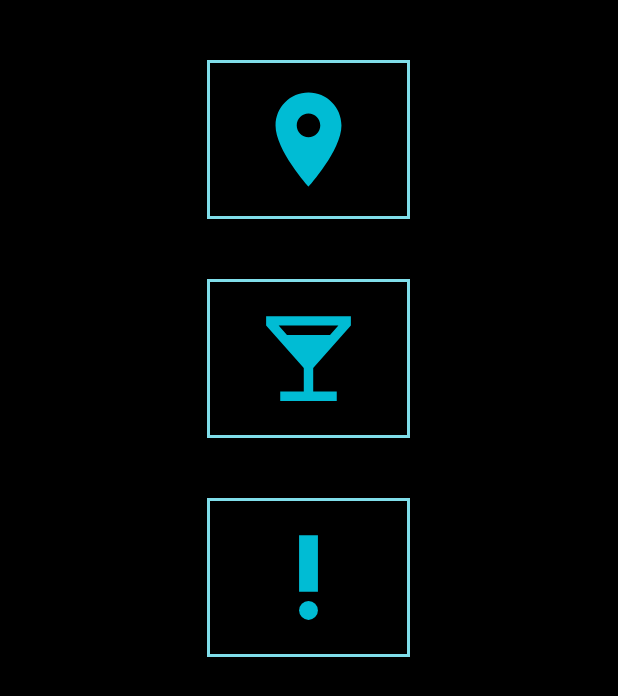
After one commit to isabellagc/compass, an Android app: the layout activity_main_backup1.xml on its own in the app's theme, with its tools: preview values and no code run, on a phone screen of 412 x 824 dp. The commit adds this screen. Shown: the top 696 px of the screen. Run offline under Robolectric (Android 15) with nearby library versions, the phone set to English and light mode, and no system bars.

```diff
--- a/app/build.gradle
+++ b/app/build.gradle
@@ -26,5 +26,6 @@ dependencies {
     })
     compile 'com.android.support:appcompat-v7:26.+'
     compile 'com.android.support.constraint:constraint-layout:1.0.2'
+    compile 'com.github.dmytrodanylyk.shadow-layout:library:1.0.1'
     testCompile 'junit:junit:4.12'
 }
--- /dev/null
+++ b/app/src/main/res/drawable/button_border.xml
@@ -0,0 +1,9 @@
+<?xml version="1.0" encoding="utf-8"?>
+<shape xmlns:android="http://schemas.android.com/apk/res/android"
+    android:shape="rectangle">
+
+    <stroke
+        android:width="2dp"
+        android:color="#80DEEA" />
+
+</shape>
--- /dev/null
+++ b/app/src/main/res/drawable/ic_drink_blue.xml
@@ -0,0 +1,9 @@
+<vector xmlns:android="http://schemas.android.com/apk/res/android"
+    android:width="75dp"
+    android:height="75dp"
+    android:viewportWidth="24.0"
+    android:viewportHeight="24.0">
+    <path
+        android:fillColor="#00BCD4"
+        android:pathData="M21,5V3H3v2l8,9v5H6v2h12v-2h-5v-5l8,-9zM7.43,7L5.66,5h12.69l-1.78,2H7.43z"/>
+</vector>
--- /dev/null
+++ b/app/src/main/res/drawable/ic_location_pin_blue.xml
@@ -0,0 +1,9 @@
+<vector xmlns:android="http://schemas.android.com/apk/res/android"
+    android:width="75dp"
+    android:height="75dp"
+    android:viewportWidth="24.0"
+    android:viewportHeight="24.0">
+    <path
+        android:fillColor="#00BCD4"
+        android:pathData="M12,2C8.13,2 5,5.13 5,9c0,5.25 7,13 7,13s7,-7.75 7,-13c0,-3.87 -3.13,-7 -7,-7zM12,11.5c-1.38,0 -2.5,-1.12 -2.5,-2.5s1.12,-2.5 2.5,-2.5 2.5,1.12 2.5,2.5 -1.12,2.5 -2.5,2.5z"/>
+</vector>
--- /dev/null
+++ b/app/src/main/res/drawable/ic_need_help_blue.xml
@@ -0,0 +1,12 @@
+<vector xmlns:android="http://schemas.android.com/apk/res/android"
+    android:width="75dp"
+    android:height="75dp"
+    android:viewportWidth="24.0"
+    android:viewportHeight="24.0">
+    <path
+        android:fillColor="#00BCD4"
+        android:pathData="M12,19m-2,0a2,2 0,1 1,4 0a2,2 0,1 1,-4 0"/>
+    <path
+        android:fillColor="#00BCD4"
+        android:pathData="M10,3h4v12h-4z"/>
+</vector>
--- /dev/null
+++ b/app/src/main/res/layout/activity_main_backup1.xml
@@ -0,0 +1,56 @@
+<?xml version="1.0" encoding="utf-8"?>
+<RelativeLayout xmlns:android="http://schemas.android.com/apk/res/android"
+    xmlns:app="http://schemas.android.com/apk/res-auto"
+    android:layout_width="match_parent"
+    android:layout_height="match_parent"
+    android:background="#000000"
+    android:orientation="vertical">
+
+    <ImageButton
+        android:id="@+id/imageButton4"
+        android:layout_width="wrap_content"
+        android:layout_height="wrap_content"
+        android:layout_alignParentTop="true"
+        android:layout_centerHorizontal="true"
+        android:layout_marginTop="40dp"
+        android:background="@drawable/button_border"
+        android:paddingBottom="15dp"
+        android:paddingLeft="30dp"
+        android:paddingRight="30dp"
+        android:paddingTop="15dp"
+        app:srcCompat="@drawable/ic_location_pin_blue" />
+
+    <ImageButton
+        android:id="@+id/imageButton5"
+        android:layout_width="wrap_content"
+        android:layout_height="wrap_content"
+        android:layout_alignLeft="@+id/imageButton4"
+        android:layout_alignStart="@+id/imageButton4"
+        android:layout_below="@+id/imageButton4"
+        android:layout_marginTop="40dp"
+        android:background="@drawable/button_border"
+        android:paddingBottom="15dp"
+        android:paddingLeft="30dp"
+        android:paddingRight="30dp"
+        android:paddingTop="15dp"
+        app:srcCompat="@drawable/ic_drink_blue"
+        android:layout_alignRight="@+id/imageButton4"
+        android:layout_alignEnd="@+id/imageButton4" />
+
+    <ImageButton
+        android:id="@+id/imageButton6"
+        android:layout_width="wrap_content"
+        android:layout_height="wrap_content"
+        android:layout_alignLeft="@+id/imageButton5"
+        android:layout_alignStart="@+id/imageButton5"
+        android:layout_below="@+id/imageButton5"
+        android:layout_marginTop="40dp"
+        android:background="@drawable/button_border"
+        android:paddingBottom="15dp"
+        android:paddingLeft="30dp"
+        android:paddingRight="30dp"
+        android:paddingTop="15dp"
+        app:srcCompat="@drawable/ic_need_help_blue"
+        android:layout_alignRight="@+id/imageButton5"
+        android:layout_alignEnd="@+id/imageButton5" />
+</RelativeLayout>
--- /dev/null
+++ b/app/src/main/res/menu/main_menu.xml
@@ -0,0 +1,4 @@
+<?xml version="1.0" encoding="utf-8"?>
+<menu xmlns:android="http://schemas.android.com/apk/res/android">
+
+</menu>
--- a/app/src/main/res/values/styles.xml
+++ b/app/src/main/res/values/styles.xml
@@ -3,9 +3,11 @@
     <!-- Base application theme. -->
     <style name="AppTheme" parent="Theme.AppCompat.Light.DarkActionBar">
         <!-- Customize your theme here. -->
-        <item name="colorPrimary">@color/colorPrimary</item>
-        <item name="colorPrimaryDark">@color/colorPrimaryDark</item>
+        <item name="colorPrimary">@color/c500</item>
+        <item name="colorPrimaryDark">@color/c900</item>
         <item name="colorAccent">@color/colorAccent</item>
+
+
     </style>
 
 </resources>
```
Also changed, not shown: app/src/main/java/compass/compass/MainActivity.java (+7 -0 lines), app/src/main/res/drawable/button_shadow.xml (added, +24 -0 lines), app/src/main/res/drawable/ic_drink.xml (added, +9 -0 lines), app/src/main/res/drawable/ic_location_pin.xml (added, +9 -0 lines), app/src/main/res/drawable/ic_need_help.xml (added, +12 -0 lines), app/src/main/res/layout/activity_main.xml (+48 -8 lines).
